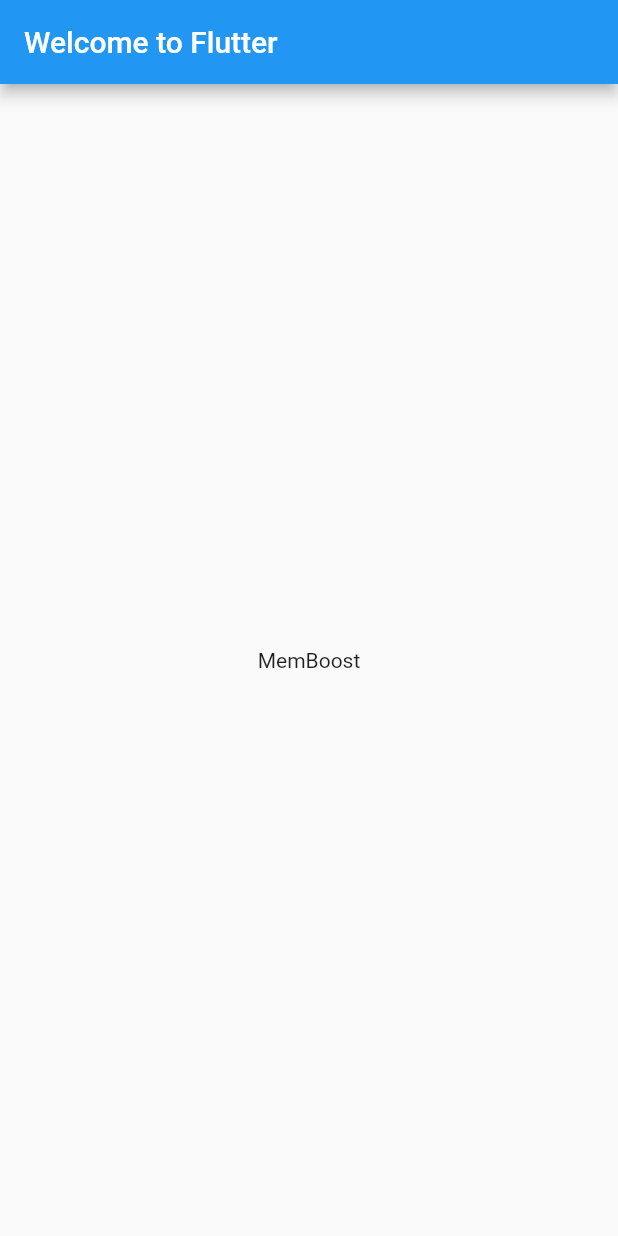
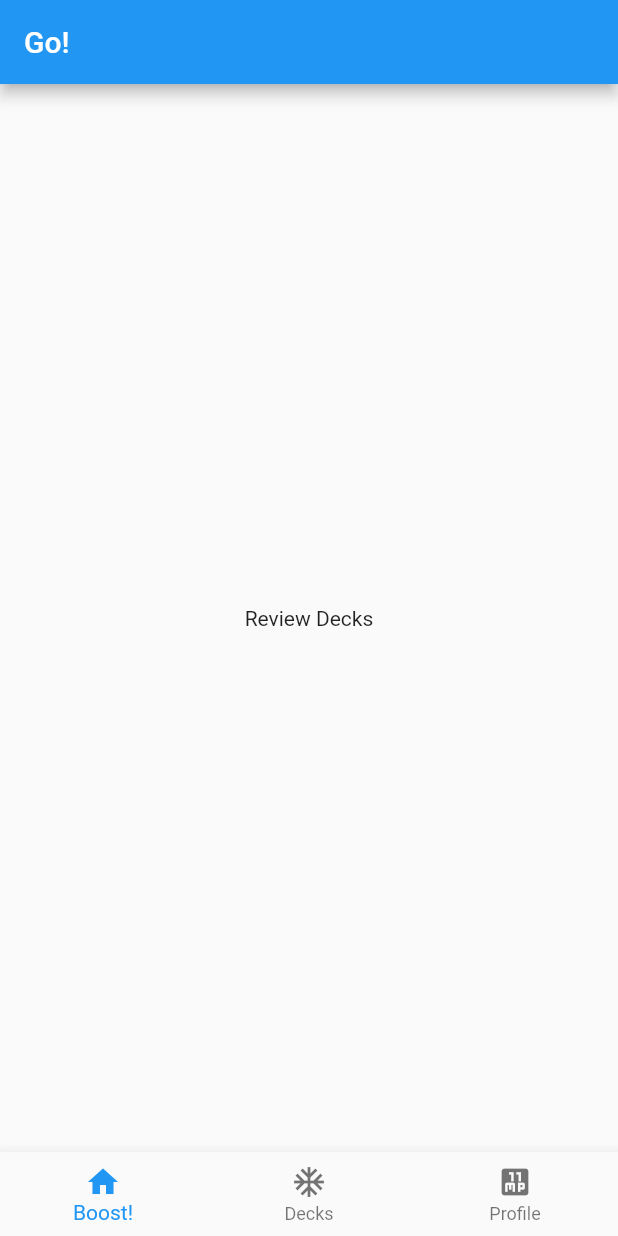
Before and after one commit to mfteloglu/MemBoost, a Flutter app: the screen it shows after launch, on a phone screen of 412 x 824 dp. Run offline on Flutter 3.47's test engine with Material 2 defaults, Android fonts, the phone set to English and light mode, and no system bars.

Commit message:
UI template

```diff
--- /dev/null
+++ b/lib/View/review_deck_screen.dart
@@ -0,0 +1,19 @@
+import 'package:flutter/material.dart';
+
+class ReviewDeckScreen extends StatefulWidget {
+  const ReviewDeckScreen({Key? key}) : super(key: key);
+
+  @override
+  State<StatefulWidget> createState() {
+    return _ReviewDeckScreenState();
+  }
+}
+
+class _ReviewDeckScreenState extends State<ReviewDeckScreen> {
+  @override
+  Widget build(BuildContext context) {
+    return const Center(
+      child: Text('Review Decks'),
+    );
+  }
+}
--- a/lib/main.dart
+++ b/lib/main.dart
@@ -1,24 +1,69 @@
 import 'package:flutter/material.dart';
+import 'package:memboost/View/manage_decks_screen.dart';
+import 'package:memboost/View/profile_screen.dart';
+import 'package:memboost/View/review_deck_screen.dart';
 
 void main() {
-  runApp(const MyApp());
+  runApp(MyApp());
 }
 
 class MyApp extends StatelessWidget {
-  const MyApp({Key? key}) : super(key: key);
+  MyApp({Key? key}) : super(key: key);
 
   @override
   Widget build(BuildContext context) {
-    return MaterialApp(
-      title: 'Welcome to Flutter',
-      home: Scaffold(
-        appBar: AppBar(
-          title: const Text('Welcome to Flutter'),
-        ),
-        body: const Center(
-          child: Text("MemBoost"),
-        ),
+    return const MaterialApp(title: 'MemBoost', home: HomePage());
+  }
+}
+
+class HomePage extends StatefulWidget {
+  const HomePage({Key? key}) : super(key: key);
+
+  @override
+  _HomePageState createState() => _HomePageState();
+}
+
+class _HomePageState extends State<HomePage> {
+  int _selectedIndex = 0;
+  final PageController _pageController = PageController();
+
+  @override
+  Widget build(BuildContext context) {
+    return Scaffold(
+      appBar: AppBar(
+        title: const Text('Go!'),
+      ),
+      body: PageView(
+        scrollDirection: Axis.horizontal,
+        controller: _pageController,
+        onPageChanged: (page) {
+          setState(() {
+            _selectedIndex = page;
+          });
+        },
+        children: const <Widget>[
+          ReviewDeckScreen(),
+          ManageDecksScreen(),
+          ProfileScreen()
+        ],
+      ),
+      bottomNavigationBar: BottomNavigationBar(
+        items: const [
+          BottomNavigationBarItem(icon: Icon(Icons.home), label: "Boost!"),
+          BottomNavigationBarItem(icon: Icon(Icons.ac_unit), label: "Decks"),
+          BottomNavigationBarItem(icon: Icon(Icons.eleven_mp), label: "Profile")
+        ],
+        onTap: _onTappedBar,
+        selectedItemColor: Colors.blue,
+        currentIndex: _selectedIndex,
       ),
     );
   }
+
+  void _onTappedBar(int newIndex) {
+    setState(() {
+      _selectedIndex = newIndex;
+    });
+    _pageController.jumpToPage(newIndex);
+  }
 }
```
Also changed, not shown: lib/View/manage_decks_screen.dart (added, +19 -0 lines), lib/View/profile_screen.dart (added, +19 -0 lines), lib/View/View.dart (deleted).
